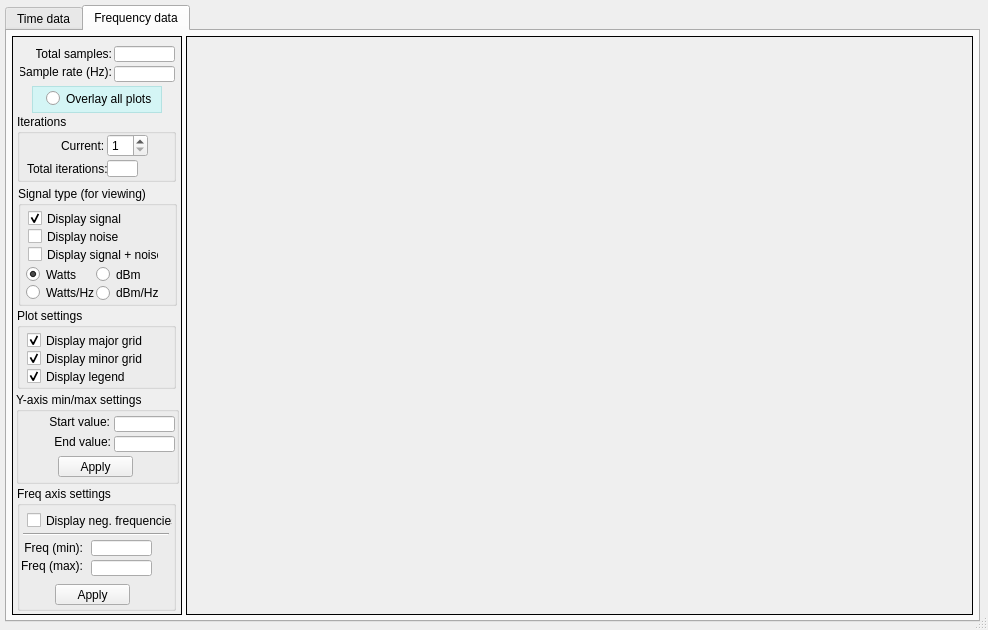
Before: the Qt Designer form source/syslab_gui_files/ElectricalDataViewerMultiple.ui in marc-verreault/systemlab-design, drawn with Qt 5.
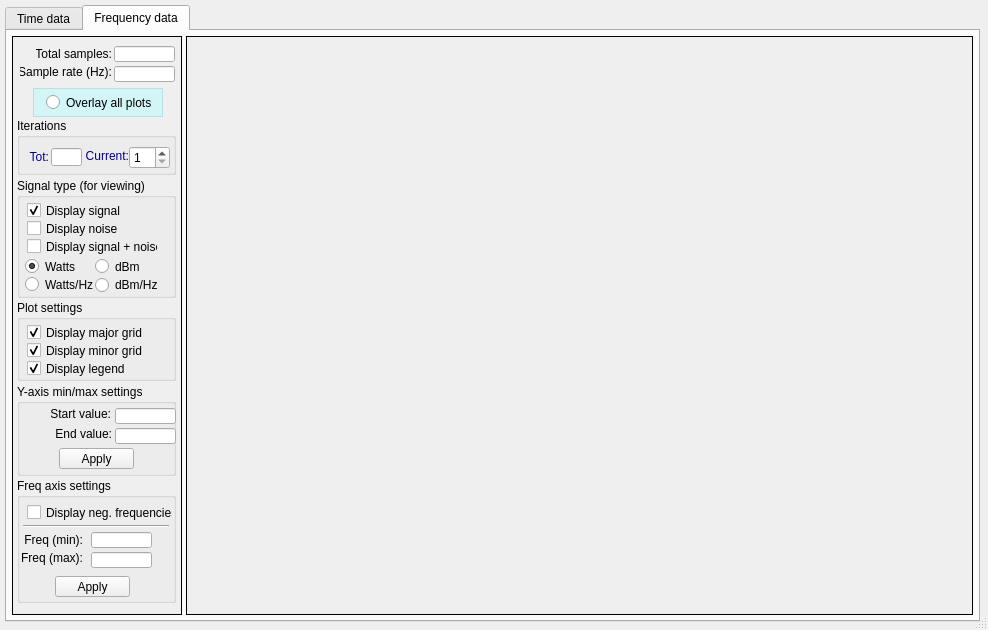
After: the same form once the commit is applied. The open tabs and pages were chosen to show the change. Icons and pictures are not drawn.

```diff
--- a/source/syslab_gui_files/ElectricalDataViewerMultiple.ui
+++ b/source/syslab_gui_files/ElectricalDataViewerMultiple.ui
@@ -816,8 +816,8 @@
          <widget class="QGroupBox" name="groupBox_3">
           <property name="geometry">
            <rect>
-            <x>6</x>
-            <y>150</y>
+            <x>5</x>
+            <y>142</y>
             <width>159</width>
             <height>120</height>
            </rect>
@@ -933,9 +933,9 @@
           <property name="geometry">
            <rect>
             <x>5</x>
-            <y>78</y>
+            <y>82</y>
             <width>159</width>
-            <height>68</height>
+            <height>57</height>
            </rect>
           </property>
           <property name="title">
@@ -944,34 +944,46 @@
           <widget class="QLabel" name="label_10">
            <property name="geometry">
             <rect>
-             <x>44</x>
-             <y>24</y>
+             <x>66</x>
+             <y>30</y>
              <width>46</width>
              <height>16</height>
             </rect>
            </property>
+           <property name="styleSheet">
+            <string notr="true">QLabel{color: darkBlue}</string>
+           </property>
            <property name="text">
             <string>Current:</string>
            </property>
+           <property name="alignment">
+            <set>Qt::AlignRight|Qt::AlignTrailing|Qt::AlignVCenter</set>
+           </property>
           </widget>
           <widget class="QLabel" name="label_11">
            <property name="geometry">
             <rect>
-             <x>10</x>
-             <y>44</y>
-             <width>81</width>
+             <x>8</x>
+             <y>28</y>
+             <width>24</width>
              <height>21</height>
             </rect>
            </property>
+           <property name="styleSheet">
+            <string notr="true">QLabel{color: darkBlue}</string>
+           </property>
            <property name="text">
-            <string>Total iterations:</string>
+            <string>Tot:</string>
+           </property>
+           <property name="alignment">
+            <set>Qt::AlignRight|Qt::AlignTrailing|Qt::AlignVCenter</set>
            </property>
           </widget>
           <widget class="QSpinBox" name="spinBoxFreq">
            <property name="geometry">
             <rect>
-             <x>90</x>
-             <y>20</y>
+             <x>112</x>
+             <y>28</y>
              <width>41</width>
              <height>23</height>
             </rect>
@@ -992,12 +1004,21 @@
           <widget class="QLineEdit" name="totalIterationsFreq">
            <property name="geometry">
             <rect>
-             <x>90</x>
-             <y>46</y>
+             <x>34</x>
+             <y>30</y>
              <width>31</width>
-             <height>17</height>
+             <height>18</height>
             </rect>
            </property>
+           <property name="sizePolicy">
+            <sizepolicy hsizetype="Expanding" vsizetype="Fixed">
+             <horstretch>0</horstretch>
+             <verstretch>1</verstretch>
+            </sizepolicy>
+           </property>
+           <property name="styleSheet">
+            <string notr="true">QLineEdit{color: darkBlue}</string>
+           </property>
            <property name="readOnly">
             <bool>true</bool>
            </property>
@@ -1007,7 +1028,7 @@
           <property name="geometry">
            <rect>
             <x>5</x>
-            <y>272</y>
+            <y>264</y>
             <width>159</width>
             <height>81</height>
            </rect>
@@ -1068,7 +1089,7 @@
           <property name="geometry">
            <rect>
             <x>5</x>
-            <y>450</y>
+            <y>442</y>
             <width>159</width>
             <height>125</height>
            </rect>
@@ -1174,9 +1195,9 @@
          <widget class="QGroupBox" name="groupBox_29">
           <property name="geometry">
            <rect>
-            <x>4</x>
-            <y>356</y>
-            <width>163</width>
+            <x>5</x>
+            <y>348</y>
+            <width>159</width>
             <height>92</height>
            </rect>
           </property>
@@ -1253,7 +1274,7 @@
           <property name="geometry">
            <rect>
             <x>34</x>
-            <y>54</y>
+            <y>58</y>
             <width>110</width>
             <height>17</height>
            </rect>
@@ -1268,10 +1289,10 @@
          <widget class="QFrame" name="frame_2">
           <property name="geometry">
            <rect>
-            <x>20</x>
-            <y>50</y>
+            <x>21</x>
+            <y>52</y>
             <width>130</width>
-            <height>27</height>
+            <height>29</height>
            </rect>
           </property>
           <property name="autoFillBackground">
```
Left out of the diff: 49 changed lines with no effect on the pictures.
